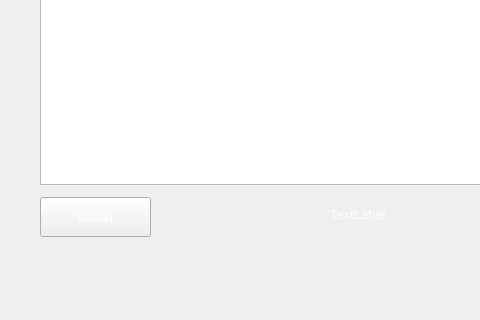
den-Master-2040/ClientChess, file form_game.ui: the form before one commit; both pictures show x 0 to 480 and y 370 to 690 of the 790 by 690 pixel window.
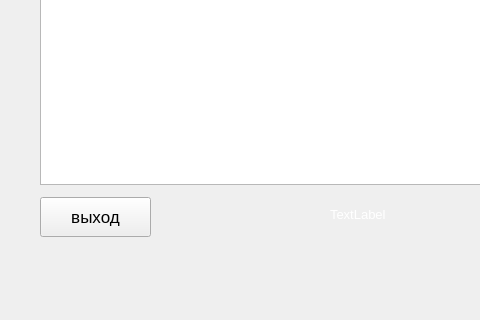
The form after the commit.

Diff of the .ui file:
```diff
--- a/form_game.ui
+++ b/form_game.ui
@@ -32,8 +32,30 @@
      <height>40</height>
     </rect>
    </property>
+   <property name="font">
+    <font>
+     <pointsize>13</pointsize>
+     <weight>50</weight>
+     <italic>false</italic>
+     <bold>false</bold>
+    </font>
+   </property>
    <property name="styleSheet">
-    <string notr="true">color:white</string>
+    <string notr="true">QPushButton{
+
+background-color:qlineargradient(spread:pad, x1:0.494, y1:0.846136, x2:0.494382, y2:1, stop:0 rgba(69, 69, 69, 255), stop:1 rgba(149, 149, 149, 255));
+color:white;
+font: &quot;Arial&quot;;
+border-radius: 2px;
+}
+QPushButton::pressed{
+
+background-color:qlineargradient(spread:pad, x1:0.426, y1:0.800682, x2:0.427, y2:1, stop:0 rgba(37, 37, 37, 255), stop:1 rgba(87, 87, 87, 255));
+color:white;
+font: &quot;Arial&quot;;
+border-radius: 2px;
+};
+</string>
    </property>
    <property name="text">
     <string>выход</string>
```
